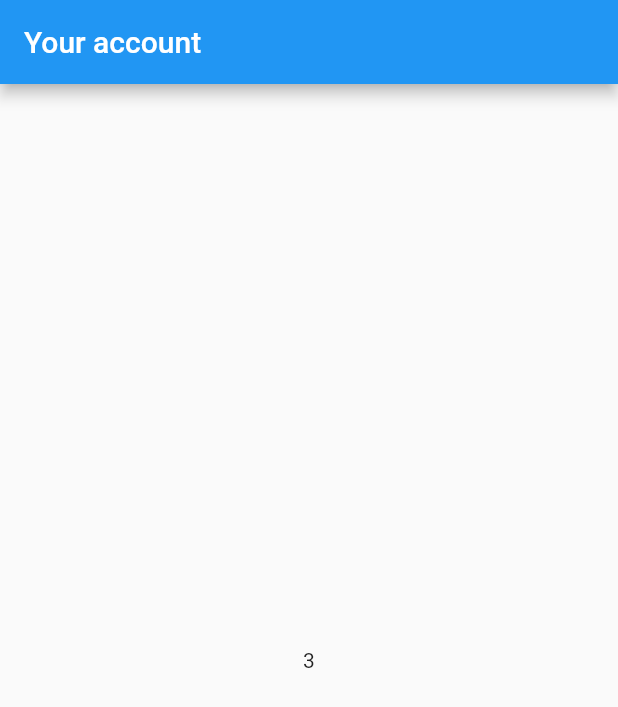
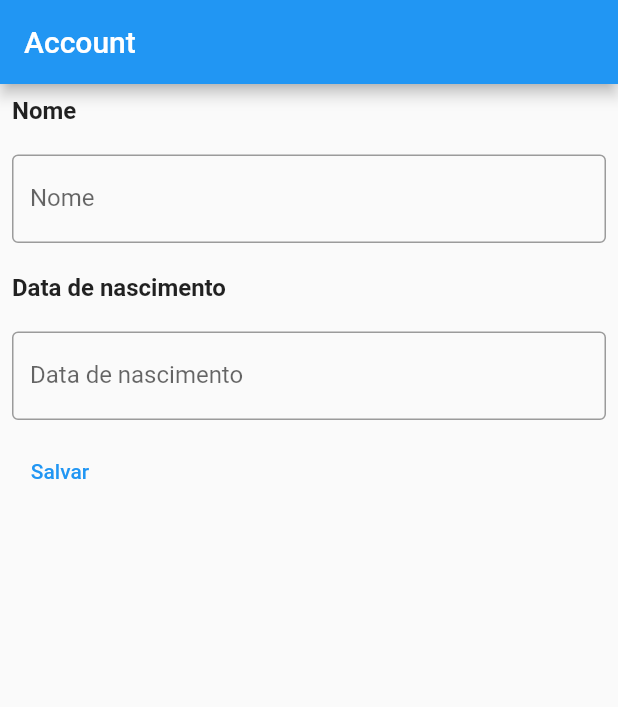
Before and after one commit to caiohportella/bootcamp-santander, a Flutter app: the screen it shows after launch, in the side drawer, after a tap on "Your account", on a phone screen of 412 x 824 dp. Shown: the top 707 px of the screen. Run offline on Flutter 3.47's test engine with Material 2 defaults, Android fonts, the light colour scheme and no system bars; our stand-ins replace google_fonts.

Commit message:
refactor: register screen data

```diff
--- a/apps/trilhaapp/lib/pages/home_page.dart
+++ b/apps/trilhaapp/lib/pages/home_page.dart
@@ -37,10 +37,8 @@ class _HomePageState extends State<HomePage> {
                   Navigator.pushReplacement(
                     context,
                     MaterialPageRoute(
-                      builder: (context) => const RegisterPage(
-                          text: "Your account",
-                          data: ["Nome", "Email", "Senha"]),
-                    ),
+                      builder: (context) => const RegisterPage(),
+                    )
                   );
                 },
               ),
--- a/apps/trilhaapp/lib/pages/register_page.dart
+++ b/apps/trilhaapp/lib/pages/register_page.dart
@@ -1,16 +1,73 @@
 import 'package:flutter/material.dart';
+import 'package:trilhaapp/shared/widgets/text_label.dart';
 
-class RegisterPage extends StatelessWidget {
-  final String text;
-  final List<String> data;
-  const RegisterPage({Key? key, required this.text, required this.data}) : super(key: key);
+class RegisterPage extends StatefulWidget {
+  const RegisterPage({Key? key}) : super(key: key);
+
+  @override
+  State<RegisterPage> createState() => _RegisterPageState();
+}
+
+class _RegisterPageState extends State<RegisterPage> {
+  var nameController = TextEditingController(text: "");
+  var birthDateController = TextEditingController(text: "");
+  DateTime? storedBirthDate;
 
   @override
   Widget build(BuildContext context) {
     return SafeArea(
       child: Scaffold(
-          appBar: AppBar(title: Text(text)),
-          body: Center(child: Text(data.length.toString()))),
+        appBar: AppBar(title: const Text("Account")),
+        body: Padding(
+          padding: const EdgeInsets.all(8.0),
+          child: Column(
+            crossAxisAlignment: CrossAxisAlignment.start,
+            children: [
+              const TextLabel(text: "Nome"),
+              const SizedBox(height: 20),
+              TextField(
+                controller: nameController,
+                decoration: const InputDecoration(
+                  border: OutlineInputBorder(),
+                  labelText: 'Nome',
+                ),
+              ),
+              const SizedBox(height: 20),
+              const TextLabel(text: "Data de nascimento"),
+              const SizedBox(height: 20),
+              TextField(
+                readOnly: true,
+                controller: birthDateController,
+                onTap: () async {
+                  var birthDate = await showDatePicker(
+                      context: context,
+                      initialDate: DateTime.now(),
+                      firstDate: DateTime(1945, 1, 1),
+                      lastDate: DateTime.now());
+                  if (birthDate != null) {
+                    birthDateController.text =
+                        "${birthDate.day}/${birthDate.month}/${birthDate.year}";
+                  }
+                  storedBirthDate = birthDate;
+                },
+                decoration: const InputDecoration(
+                  border: OutlineInputBorder(),
+                  labelText: 'Data de nascimento',
+                ),
+              ),
+              const SizedBox(height: 10),
+              TextButton(
+                onPressed: () => {
+                  // Navigator.pop(context, nameController.text),
+                  debugPrint(
+                      "Nome: ${nameController.text} e Data de nascimento: ${storedBirthDate?.day}/${storedBirthDate?.month}/${storedBirthDate?.year}"),
+                },
+                child: const Text("Salvar"),
+              ),
+            ],
+          ),
+        ),
+      ),
     );
   }
 }
--- /dev/null
+++ b/apps/trilhaapp/lib/shared/widgets/text_label.dart
@@ -0,0 +1,11 @@
+import 'package:flutter/material.dart';
+
+class TextLabel extends StatelessWidget {
+  final String text;
+  const TextLabel({super.key, required this.text});
+
+  @override
+  Widget build(BuildContext context) {
+    return Text(text, style: const TextStyle(fontSize: 16, fontWeight: FontWeight.w700));
+  }
+}
```
